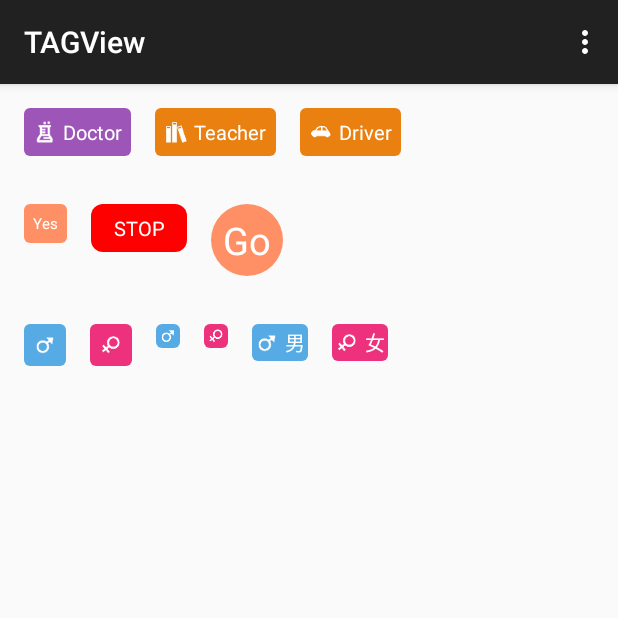
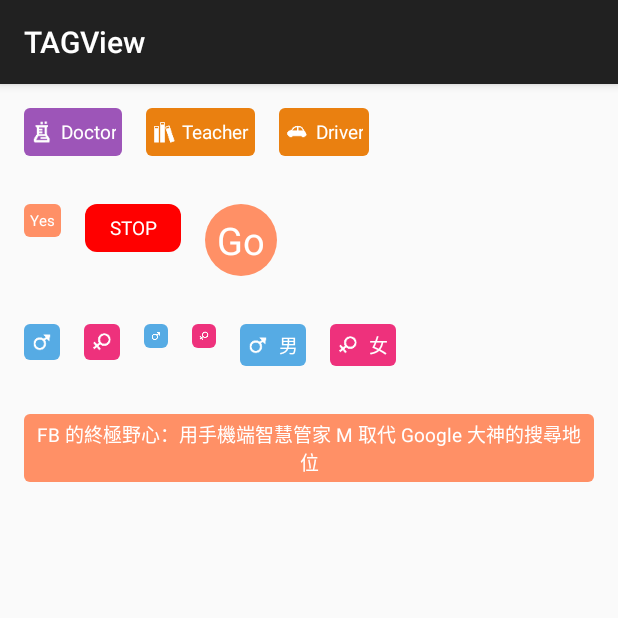
Before and after one commit to Jude95/TAGView, an Android app: the screen it shows after launch (MainActivity), on a phone screen of 412 x 824 dp, the top half of it. Run offline under Robolectric (Android 15) with nearby library versions, the phone set to English and light mode, and no system bars.

Commit message:
更改布局方式。效率更高

```diff
--- a/demo/src/main/java/com/jude/tagviewdemo/MainActivity.java
+++ b/demo/src/main/java/com/jude/tagviewdemo/MainActivity.java
@@ -1,37 +1,27 @@
 package com.jude.tagviewdemo;
 
+import android.os.Bundle;
 import android.support.v7.app.AppCompatActivity;
-import android.os.Bundle;
-import android.view.Menu;
-import android.view.MenuItem;
+import android.view.View;
+
+import com.jude.tagview.TAGView;
 
 public class MainActivity extends AppCompatActivity {
-
+private TAGView view;
     @Override
     protected void onCreate(Bundle savedInstanceState) {
         super.onCreate(savedInstanceState);
         setContentView(R.layout.activity_main);
+        view = (TAGView) findViewById(R.id.tag_text);
+        view.setText("FB 的終極野心：用手機端智慧管家 M 取代 Google 大神的搜尋地位");
+        view.setOnClickListener(new View.OnClickListener() {
+            @Override
+            public void onClick(View v) {
+                view.setText("COOL");
+            }
+        });
+
     }
 
-    @Override
-    public boolean onCreateOptionsMenu(Menu menu) {
-        // Inflate the menu; this adds items to the action bar if it is present.
-        getMenuInflater().inflate(R.menu.menu_main, menu);
-        return true;
-    }
 
-    @Override
-    public boolean onOptionsItemSelected(MenuItem item) {
-        // Handle action bar item clicks here. The action bar will
-        // automatically handle clicks on the Home/Up button, so long
-        // as you specify a parent activity in AndroidManifest.xml.
-        int id = item.getItemId();
-
-        //noinspection SimplifiableIfStatement
-        if (id == R.id.action_settings) {
-            return true;
-        }
-
-        return super.onOptionsItemSelected(item);
-    }
 }
--- a/demo/src/main/res/layout/activity_main.xml
+++ b/demo/src/main/res/layout/activity_main.xml
@@ -58,7 +58,6 @@
             android:layout_width="48dp"
             android:layout_height="48dp"
             android:layout_marginLeft="16dp"
-            app:tag_padding="0dp"
             app:tag_text_size="25sp"
             app:tag_color="#ff9066"
             app:tag_text="Go"
@@ -89,7 +88,6 @@
             android:layout_width="16dp"
             android:layout_height="16dp"
             android:layout_marginLeft="16dp"
-            app:tag_padding="0dp"
             app:tag_color="#56abe4"
             app:tag_radius="4dp"
             app:tag_icon="@drawable/ic_male"/>
@@ -97,7 +95,6 @@
             android:layout_width="16dp"
             android:layout_height="16dp"
             android:layout_marginLeft="16dp"
-            app:tag_padding="0dp"
             app:tag_color="#ee317c"
             app:tag_icon="@drawable/ic_female"
             app:tag_radius="4dp"/>
@@ -106,7 +103,6 @@
             android:layout_width="wrap_content"
             android:layout_height="wrap_content"
             android:layout_marginLeft="16dp"
-            app:tag_padding="0dp"
             app:tag_color="#56abe4"
             app:tag_radius="4dp"
             app:tag_text="男"
@@ -115,11 +111,23 @@
             android:layout_width="wrap_content"
             android:layout_height="wrap_content"
             android:layout_marginLeft="16dp"
-            app:tag_padding="0dp"
             app:tag_text="女"
             app:tag_color="#ee317c"
             app:tag_icon="@drawable/ic_female"
             app:tag_radius="4dp"/>
     </LinearLayout>
 
+    <LinearLayout
+        android:layout_width="match_parent"
+        android:layout_height="wrap_content"
+        android:layout_margin="16dp">
+        <com.jude.tagview.TAGView
+            android:id="@+id/tag_text"
+            android:layout_width="wrap_content"
+            android:layout_height="wrap_content"
+            app:tag_color="#ff9066"
+            app:tag_text="Yes"
+            app:tag_radius="4dp"/>
+    </LinearLayout>
+
 </LinearLayout>
--- a/tagview/build.gradle
+++ b/tagview/build.gradle
@@ -34,7 +34,7 @@ ext {
     siteUrl = 'https://github.com/Jude95/TAGView'
     gitUrl = 'https://github.com/Jude95/TAGView'
 
-    libraryVersion = '1.0.0'//版本号
+    libraryVersion = '1.0.2'//版本号
     libraryName = 'tagview'//项目名字，没什么用
     libraryDescription = 'A tool for Android'//项目描述，没什么用
 
--- a/tagview/src/main/java/com/jude/tagview/TAGView.java
+++ b/tagview/src/main/java/com/jude/tagview/TAGView.java
@@ -11,7 +11,6 @@ import android.util.TypedValue;
 import android.view.LayoutInflater;
 import android.widget.FrameLayout;
 import android.widget.ImageView;
-import android.widget.LinearLayout;
 import android.widget.TextView;
 
 /**
@@ -19,14 +18,14 @@ import android.widget.TextView;
  */
 public class TAGView extends FrameLayout {
 
-
-    private LinearLayout mContainer;
     private ImageView mImageView;
     private TextView mTextView;
 
     private float radius;
 
     private Paint mPaint;
+
+    private int dividerWidth;
 
     public TAGView(Context context) {
         this(context,null);
@@ -44,10 +43,9 @@ public class TAGView extends FrameLayout {
     public void init(AttributeSet attrs){
         setWillNotDraw(false);
         mPaint = new Paint();
-        mContainer = (LinearLayout) LayoutInflater.from(getContext()).inflate(R.layout.view_tag,this,false);
-        addView(mContainer);
-        mImageView = (ImageView) mContainer.findViewById(R.id.icon);
-        mTextView = (TextView) mContainer.findViewById(R.id.text);
+        LayoutInflater.from(getContext()).inflate(R.layout.view_tag,this,true);
+        mImageView = (ImageView) findViewById(R.id.icon);
+        mTextView = (TextView) findViewById(R.id.text);
 
         TypedArray a = getContext().obtainStyledAttributes(attrs, R.styleable.TAGView);
         try {
@@ -55,11 +53,18 @@ public class TAGView extends FrameLayout {
             setText(a.getString(R.styleable.TAGView_tag_text));
             setTextColor(a.getColor(R.styleable.TAGView_tag_text_color, Color.WHITE));
             mPaint.setColor(a.getColor(R.styleable.TAGView_tag_color, Color.RED));
-            radius = a.getDimension(R.styleable.TAGView_tag_radius, dip2px(getContext(),2));
-            int padding = (int) a.getDimension(R.styleable.TAGView_tag_padding, dip2px(getContext(), 4));
-            mContainer.setPadding(padding, padding, padding, padding);
+            radius = a.getDimension(R.styleable.TAGView_tag_radius, dip2px(2));
 
-            int textSize = (int) a.getDimensionPixelSize(R.styleable.TAGView_tag_text_size, dip2px(getContext(), 13));
+            dividerWidth = (int) a.getDimension(R.styleable.TAGView_tag_divider, dip2px(4));
+            setPadding(
+                    getPaddingLeft()+dip2px(4),
+                    getPaddingTop()+dip2px(4),
+                    getPaddingRight()+dip2px(4),
+                    getPaddingBottom()+dip2px(4)
+            );
+
+            int textSize = a.getDimensionPixelSize(R.styleable.TAGView_tag_text_size, (int) TypedValue.applyDimension(
+                    TypedValue.COMPLEX_UNIT_SP, 13, getResources().getDisplayMetrics()));
             mTextView.setTextSize(TypedValue.COMPLEX_UNIT_PX,textSize);
         }finally {
             a.recycle();
@@ -70,9 +75,6 @@ public class TAGView extends FrameLayout {
         mTextView.setTextSize(sp);
     }
 
-    public void setPadding(int padding){
-        mContainer.setPadding(padding,padding,padding,padding);
-    }
 
     public void setText(String text){
         if (text==null||text.isEmpty()){
@@ -104,17 +106,40 @@ public class TAGView extends FrameLayout {
     }
 
     @Override
+    protected void onMeasure(int widthMeasureSpec, int heightMeasureSpec) {
+        super.onMeasure(widthMeasureSpec, heightMeasureSpec);
+        int width = MeasureSpec.getSize(widthMeasureSpec);
+        int widthModel = MeasureSpec.getMode(widthMeasureSpec);
+
+        if (widthModel != MeasureSpec.EXACTLY){
+            int widthTotal = getPaddingLeft()+getPaddingRight()+mImageView.getMeasuredWidth()+mTextView.getMeasuredWidth();
+            if (mTextView.getVisibility()==VISIBLE&&mImageView.getVisibility()==VISIBLE)widthTotal+=dividerWidth;
+            int rewidth = ((widthModel == MeasureSpec.AT_MOST)?Math.min(widthTotal, width):widthTotal);
+            setMeasuredDimension(rewidth,getMeasuredHeight());
+        }
+    }
+
+    @Override
+    protected void onLayout(boolean changed, int left, int top, int right, int bottom) {
+        int width = right - left,height = bottom - top;
+        int l = getPaddingTop(),r = width-getPaddingRight(),t = getPaddingTop(),b = height-getPaddingBottom();
+        mImageView.layout(l,t,l+mImageView.getMeasuredWidth(),b);
+        if (mTextView.getVisibility()==VISIBLE&&mImageView.getVisibility()==VISIBLE){
+            mTextView.layout(l+mImageView.getMeasuredWidth()+dividerWidth,t,r,b);
+        }else {
+            mTextView.layout(l+mImageView.getMeasuredWidth(),t,r,b);
+        }
+
+    }
+
+    @Override
     public void draw(Canvas canvas) {
         canvas.drawRoundRect(new RectF(0, 0, getWidth(), getHeight()), radius, radius, mPaint);
         super.draw(canvas);
     }
 
-
-    /**
-     * 根据手机的分辨率从 dp 的单位 转成为 px(像素)
-     */
-    public static int dip2px(Context context, float dpValue) {
-        final float scale = context.getResources().getDisplayMetrics().density;
+    public int dip2px(float dpValue) {
+        final float scale = getResources().getDisplayMetrics().density;
         return (int) (dpValue * scale + 0.5f);
     }
 }
--- a/tagview/src/main/res/layout/view_tag.xml
+++ b/tagview/src/main/res/layout/view_tag.xml
@@ -1,17 +1,11 @@
 <?xml version="1.0" encoding="utf-8"?>
-<LinearLayout xmlns:android="http://schemas.android.com/apk/res/android"
-    xmlns:tool="http://schemas.android.com/tools"
-    android:orientation="horizontal"
-    android:layout_width="match_parent"
-    android:layout_height="match_parent"
-    android:gravity="center"
-    android:padding="2dp">
+<merge xmlns:android="http://schemas.android.com/apk/res/android"
+    xmlns:tool="http://schemas.android.com/tools">
 
     <ImageView
         android:id="@+id/icon"
         android:layout_width="wrap_content"
         android:maxWidth="16dp"
-        android:layout_margin="2dp"
         android:layout_height="match_parent"
         android:adjustViewBounds="true"
         android:scaleType="centerInside"
@@ -19,12 +13,12 @@
     <TextView
         android:id="@+id/text"
         android:layout_width="match_parent"
-        android:layout_height="wrap_content"
+        android:layout_height="match_parent"
         android:gravity="center"
+        android:layout_gravity="center"
         tool:text="大三"
-        android:layout_margin="2dp"
         android:textSize="13sp"
         android:textColor="@android:color/white"
         />
 
-</LinearLayout>
+</merge>
--- a/tagview/src/main/res/values/attrs.xml
+++ b/tagview/src/main/res/values/attrs.xml
@@ -7,7 +7,7 @@
         <attr name="tag_text_size" format="dimension"/>
         <attr name="tag_color" format="color"/>
         <attr name="tag_radius" format="dimension"/>
-        <attr name="tag_padding" format="dimension"/>
+        <attr name="tag_divider" format="dimension"/>
     </declare-styleable>
 
 </resources>
```
Also changed, not shown: 1 other file.
